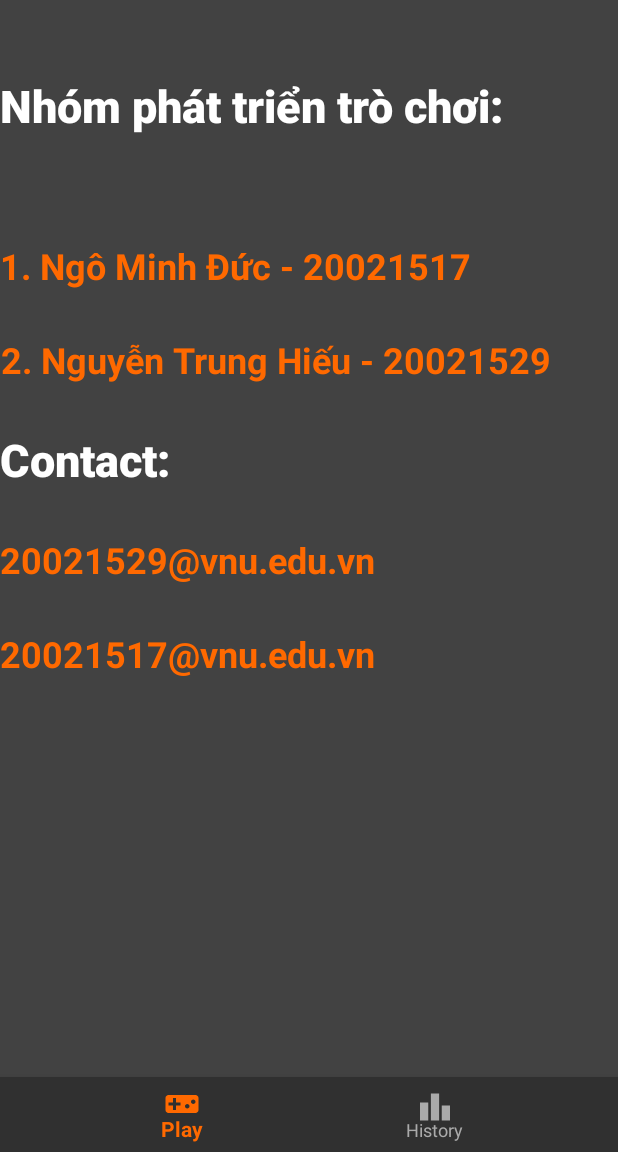
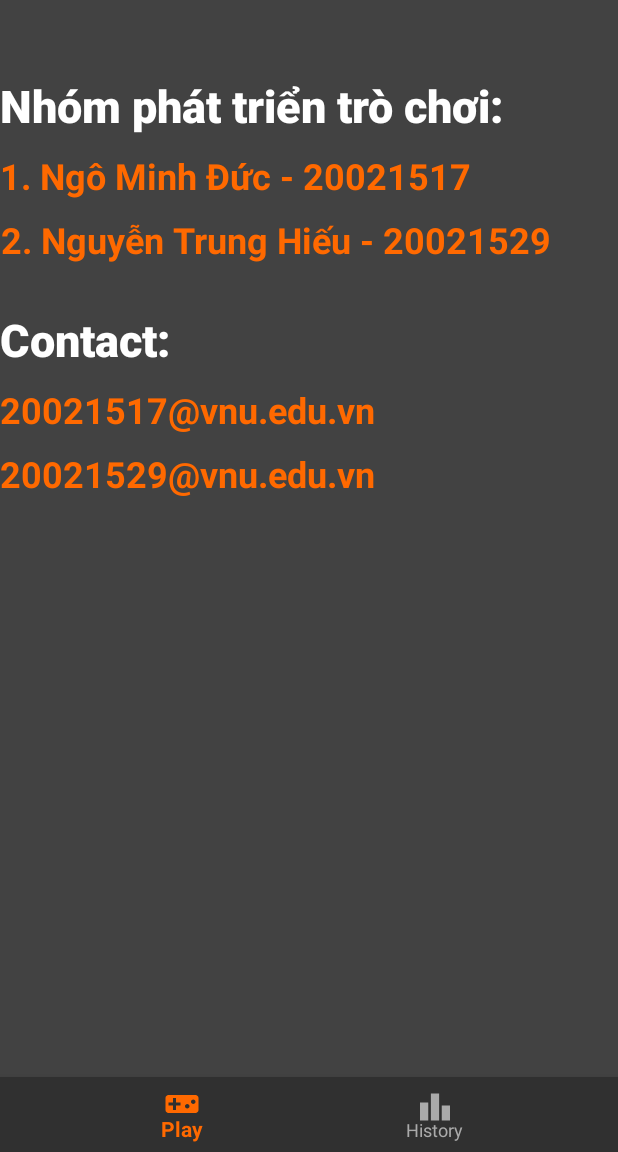
Before and after one commit to MingDeCalax/Project_LTTBDD_CuoiKi, an Android app: the fragment InfoFragment placed in its activity, on a phone screen of 412 x 824 dp, the part 84-1236 px from its top. Run offline under Robolectric (Android 15) with nearby library versions, the phone set to English and light mode, and no system bars; Roboto replaces fonts that are not available here.

Commit message:
minor fix and design

```diff
--- a/app/src/main/java/com/example/quizzie_final/HistoryFragment.java
+++ b/app/src/main/java/com/example/quizzie_final/HistoryFragment.java
@@ -22,6 +22,7 @@ import java.util.Date;
 import java.util.ArrayList;
 import java.util.LinkedList;
 import java.util.List;
+import java.util.Locale;
 
 public class HistoryFragment extends Fragment {
 
@@ -93,7 +94,7 @@ public class HistoryFragment extends Fragment {
         TextView topic_difficulty = historyView.findViewById(R.id.topic_difficulty);
         TextView time =  historyView.findViewById(R.id.time_indicator);
         corrects.setText(String.valueOf(history.count) + "/5");
-        topic_difficulty.setText(history.topic + "\n" + history.difficulty);
+        topic_difficulty.setText(history.topic.substring(0,1).toUpperCase(Locale.ROOT) + history.topic.substring(1) + "\n" + history.difficulty.substring(0,1).toUpperCase(Locale.ROOT) + history.difficulty.substring(1));
         time.setText(history.time);
         layout.addView(historyView);
 
--- a/app/src/main/java/com/example/quizzie_final/MainActivity.java
+++ b/app/src/main/java/com/example/quizzie_final/MainActivity.java
@@ -100,9 +100,6 @@ public class MainActivity extends AppCompatActivity {
         }
         return super.onOptionsItemSelected(item);
     }
-
-
-
 
     private void replaceFragment(Fragment fragment) {
         FragmentTransaction fragmentTransaction = fragmentManager.beginTransaction();
--- a/app/src/main/java/com/example/quizzie_final/ResultFragment.java
+++ b/app/src/main/java/com/example/quizzie_final/ResultFragment.java
@@ -85,8 +85,8 @@ public class ResultFragment extends Fragment {
         TextView mess = view.findViewById(R.id.mess);
         topicdiff.setText(topic + "    " + difficulty);
         result.setText(correct + "/5");
-        message = "Tôi đã trả lời đúng " + correct + " trên 5 câu hỏi chủ đề "
-                + topic + " với độ khó " + difficulty.toLowerCase() + " cùng tham gia chơi Quizz ngay nào!!!";
+        message = "Tôi đã trả lời đúng " + correct + "/5 câu hỏi chủ đề "
+                + topic + " với độ khó " + difficulty + ".\n Hãy cùng tham gia chơi Quizzie ngay nào!!!";
         mess.setText(message);
         return view;
     }
--- a/app/src/main/res/layout/activity_splash.xml
+++ b/app/src/main/res/layout/activity_splash.xml
@@ -4,7 +4,7 @@
     xmlns:tools="http://schemas.android.com/tools"
     android:layout_width="match_parent"
     android:layout_height="match_parent"
-    android:background="@drawable/splash_bg"
+    android:background="@drawable/result_bg"
     tools:context=".Splash">
 
     <ImageView
@@ -22,11 +22,11 @@
     <TextView
         android:id="@+id/textView2"
         android:layout_width="wrap_content"
-        android:layout_height="wrap_content"
+        android:layout_height="51dp"
         android:layout_marginStart="16dp"
         android:layout_marginTop="72dp"
         android:layout_marginEnd="16dp"
-        android:text="Welcome to Quizzie"
+        android:text="Welcome to Quiz"
         android:textColor="@color/black"
         android:textSize="30sp"
         android:textStyle="bold"
--- a/app/src/main/res/layout/fragment_info.xml
+++ b/app/src/main/res/layout/fragment_info.xml
@@ -1,10 +1,11 @@
 <?xml version="1.0" encoding="utf-8"?>
-<androidx.constraintlayout.widget.ConstraintLayout xmlns:android="http://schemas.android.com/apk/res/android"
+<LinearLayout xmlns:android="http://schemas.android.com/apk/res/android"
     xmlns:app="http://schemas.android.com/apk/res-auto"
     xmlns:tools="http://schemas.android.com/tools"
     android:layout_width="match_parent"
     android:layout_height="match_parent"
     tools:context=".MainActivity"
+    android:orientation="vertical"
     android:background="@color/colorChat">
 
     <!-- TODO: Update blank fragment layout -->
@@ -13,55 +14,40 @@
         android:id="@+id/textView"
         android:layout_width="wrap_content"
         android:layout_height="wrap_content"
-        android:layout_alignParentEnd="true"
-        android:layout_alignParentBottom="true"
         android:layout_marginTop="50dp"
         android:fontFamily="sans-serif-black"
-        android:gravity="center"
         android:text="Nhóm phát triển trò chơi:"
         android:textColor="@color/white"
         android:textSize="30dp"
         android:textStyle="bold"
-        app:layout_constraintTop_toTopOf="parent"
-        app:layout_constraintStart_toStartOf="parent"
-        tools:layout_editor_absoluteX="0dp" />
+        />
 
     <TextView
         android:id="@+id/textView3"
         android:layout_width="wrap_content"
         android:layout_height="wrap_content"
-        android:layout_alignParentEnd="true"
-        android:layout_alignParentBottom="true"
-        android:layout_marginTop="70dp"
+        android:layout_marginTop="10dp"
         android:gravity="center"
         android:text="1. Ngô Minh Đức - 20021517"
         android:textColor="@color/colorButton"
         android:textSize="24sp"
-        android:textStyle="bold"
-        app:layout_constraintStart_toStartOf="parent"
-        app:layout_constraintTop_toBottomOf="@+id/textView" />
+        android:textStyle="bold"/>
 
     <TextView
         android:id="@+id/textView4"
         android:layout_width="wrap_content"
         android:layout_height="wrap_content"
-        android:layout_alignParentEnd="true"
-        android:layout_alignParentBottom="true"
-        android:layout_marginTop="30dp"
+        android:layout_marginTop="10dp"
         android:gravity="center"
         android:text="2. Nguyễn Trung Hiếu - 20021529"
         android:textColor="@color/colorButton"
         android:textSize="24sp"
-        android:textStyle="bold"
-        app:layout_constraintStart_toStartOf="parent"
-        app:layout_constraintTop_toBottomOf="@+id/textView3" />
+        android:textStyle="bold" />
 
     <TextView
         android:id="@+id/textView5"
         android:layout_width="wrap_content"
         android:layout_height="wrap_content"
-        android:layout_alignParentEnd="true"
-        android:layout_alignParentBottom="true"
         android:layout_marginTop="30dp"
         android:fontFamily="sans-serif-black"
         android:gravity="center"
@@ -75,10 +61,7 @@
     <TextView
         android:layout_width="match_parent"
         android:layout_height="wrap_content"
-        android:layout_alignParentEnd="true"
-        android:layout_alignParentBottom="true"
-        android:layout_marginTop="30dp"
-        android:gravity="left"
+        android:layout_marginTop="10dp"
         android:text="20021517@vnu.edu.vn"
         android:textColor="@color/colorButton"
         android:textSize="24sp"
@@ -90,14 +73,9 @@
         android:id="@+id/textView6"
         android:layout_width="match_parent"
         android:layout_height="wrap_content"
-        android:layout_alignParentEnd="true"
-        android:layout_alignParentBottom="true"
-        android:layout_marginTop="30dp"
-        android:gravity="left"
+        android:layout_marginTop="10dp"
         android:text="20021529@vnu.edu.vn"
         android:textColor="@color/colorButton"
         android:textSize="24sp"
-        android:textStyle="bold"
-        app:layout_constraintTop_toBottomOf="@+id/textView5"
-        tools:layout_editor_absoluteX="31dp" />
-</androidx.constraintlayout.widget.ConstraintLayout>
+        android:textStyle="bold" />
+</LinearLayout>
--- a/app/src/main/res/values-night/themes.xml
+++ b/app/src/main/res/values-night/themes.xml
@@ -2,7 +2,7 @@
     <!-- Base application theme. -->
     <style name="Theme.Quizzie_Final" parent="Theme.AppCompat.Light.NoActionBar">
         <!-- Primary brand color. -->
-        <item name="colorPrimary">#FF000000</item>
+        <item name="colorPrimary">@color/white</item>
         <item name="colorPrimaryVariant">@color/colorButton</item>
         <item name="colorOnPrimary">@color/white</item>
         <!-- Secondary brand color. -->
@@ -14,7 +14,6 @@
         <item name="android:statusBarColor">@color/colorButton</item>
         <item name="android:windowFullscreen">true</item>
         <item name="android:actionMenuTextColor">@color/colorButton</item>
-        <item name="android:textColor">@color/white</item>
         <!-- Customize your theme here. -->
     </style>
 </resources>
--- a/app/src/main/res/values/themes.xml
+++ b/app/src/main/res/values/themes.xml
@@ -14,7 +14,6 @@
         <item name="android:statusBarColor">@color/colorButton</item>
         <item name="android:windowFullscreen">true</item>
         <item name="android:actionMenuTextColor">@color/colorButton</item>
-        <item name="android:textColor">@color/black</item>
         <!-- Customize your theme here. -->
     </style>
 </resources>
```
Also changed, not shown: app/src/main/res/layout/fragment_question.xml (+7 -2 lines), app/src/main/res/layout/fragment_result.xml (+7 -4 lines), app/src/main/res/layout/history_fragment.xml (+5 -10 lines), app/src/main/res/layout/history_view.xml (+10 -3 lines), app/src/main/assets/qa.json, app/src/main/res/drawable/history_banner.jpg (added), app/src/main/res/drawable/history_bg.jpg (added), 1 other file.
